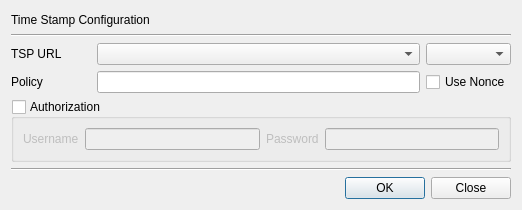
jykim74/BerEditor, file BerEditor/time_stamp_dlg.ui: the form before one commit.
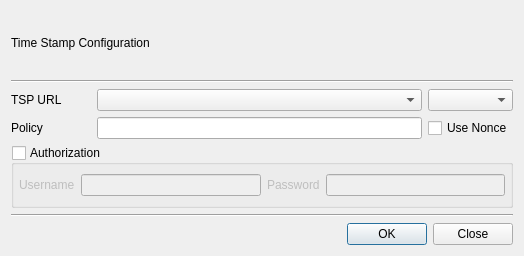
The form after the commit.

The edit to the form file:
```diff
--- a/BerEditor/time_stamp_dlg.ui
+++ b/BerEditor/time_stamp_dlg.ui
@@ -6,8 +6,8 @@
    <rect>
     <x>0</x>
     <y>0</y>
-    <width>518</width>
-    <height>210</height>
+    <width>524</width>
+    <height>256</height>
    </rect>
   </property>
   <property name="windowTitle">
@@ -100,6 +100,18 @@
       <bool>false</bool>
      </property>
      <layout class="QVBoxLayout" name="verticalLayout_2">
+      <property name="leftMargin">
+       <number>5</number>
+      </property>
+      <property name="topMargin">
+       <number>5</number>
+      </property>
+      <property name="rightMargin">
+       <number>5</number>
+      </property>
+      <property name="bottomMargin">
+       <number>5</number>
+      </property>
       <item>
        <layout class="QGridLayout" name="gridLayout_5">
         <item row="0" column="2">
```
